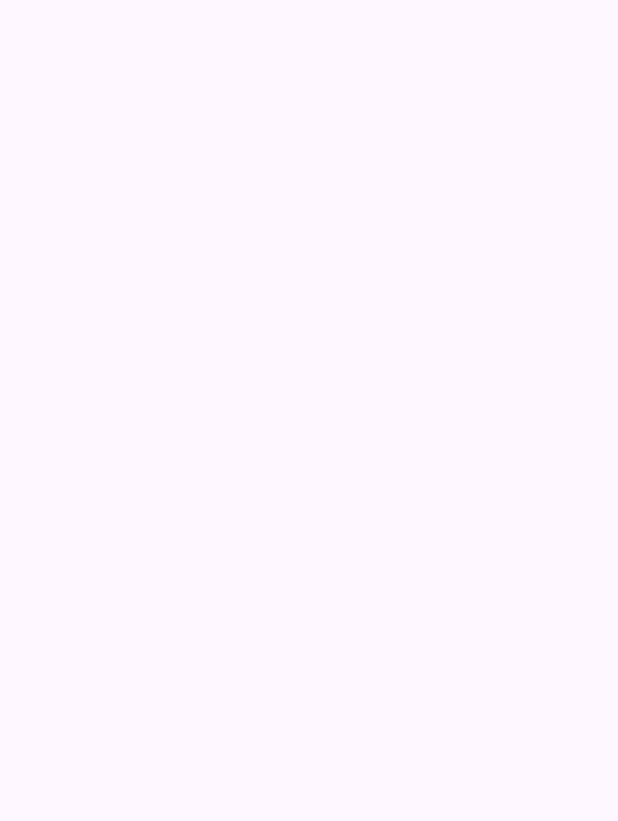
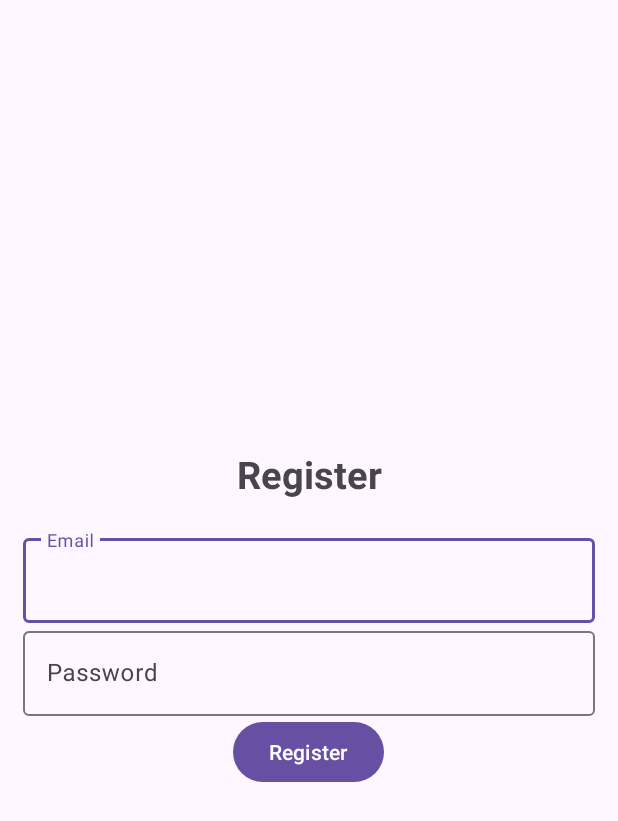
Before and after one commit to DiasMath/Login-e-Registration-App-Java, an Android app: the Register screen opened directly, with no data from a screen before it, on a phone screen of 412 x 824 dp. Before the commit the part shown is empty. Shown: the top 821 px of the screen. Run offline under Robolectric (Android 15) with nearby library versions, the phone set to English and light mode, and no system bars.

Commit message:
adicionando layout register page

```diff
--- a/app/src/main/res/layout/activity_register.xml
+++ b/app/src/main/res/layout/activity_register.xml
@@ -1,9 +1,50 @@
 <?xml version="1.0" encoding="utf-8"?>
-<androidx.constraintlayout.widget.ConstraintLayout xmlns:android="http://schemas.android.com/apk/res/android"
+<LinearLayout xmlns:android="http://schemas.android.com/apk/res/android"
     xmlns:app="http://schemas.android.com/apk/res-auto"
     xmlns:tools="http://schemas.android.com/tools"
     android:layout_width="match_parent"
+    android:orientation="vertical"
+    android:padding="15dp"
+    android:gravity="center"
     android:layout_height="match_parent"
     tools:context=".Register">
 
-</androidx.constraintlayout.widget.ConstraintLayout>
+
+    <TextView
+        android:text="@string/register"
+        android:textSize="25sp"
+        android:layout_marginBottom="20dp"
+        android:textStyle="bold"
+        android:gravity="center"
+        android:layout_width="match_parent"
+        android:layout_height="wrap_content" />
+
+    <com.google.android.material.textfield.TextInputLayout
+        android:layout_width="match_parent"
+        android:layout_height="wrap_content">
+        <com.google.android.material.textfield.TextInputEditText
+            android:id="@+id/email"
+            android:hint="@string/email"
+            android:layout_width="match_parent"
+            android:layout_height="wrap_content" />
+    </com.google.android.material.textfield.TextInputLayout>
+
+
+    <com.google.android.material.textfield.TextInputLayout
+        android:layout_width="match_parent"
+        android:layout_height="wrap_content">
+        <com.google.android.material.textfield.TextInputEditText
+            android:id="@+id/password"
+            android:hint="@string/password"
+            android:layout_width="match_parent"
+            android:layout_height="wrap_content" />
+    </com.google.android.material.textfield.TextInputLayout>
+
+    <Button
+        android:id="@+id/btn_register"
+        android:text="@string/register"
+        android:layout_width="wrap_content"
+        android:layout_height="wrap_content" />
+
+
+</LinearLayout>
--- a/app/src/main/res/values/strings.xml
+++ b/app/src/main/res/values/strings.xml
@@ -3,4 +3,5 @@
     <string name="login">Login</string>
     <string name="email">Email</string>
     <string name="password">Password</string>
+    <string name="register">Register</string>
 </resources>
```
